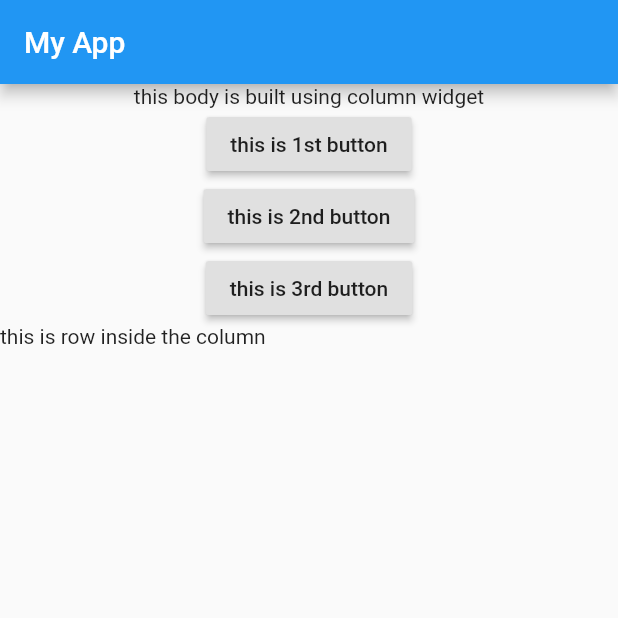
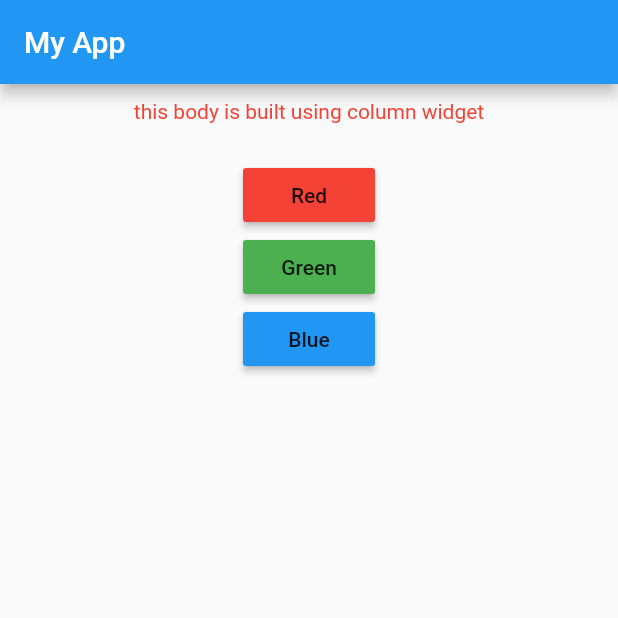
Before and after one commit to chandrababu518/flutter, a Flutter app: the screen it shows after launch, on a phone screen of 412 x 824 dp, the top half of it. Run offline on Flutter 3.47's test engine with Material 2 defaults, Android fonts, the phone set to English and light mode, and no system bars.

Commit message:
added custom button widgets to map list, displaying same color text on same color button

```diff
--- /dev/null
+++ b/lib/custom_button.dart
@@ -0,0 +1,39 @@
+import 'package:flutter/cupertino.dart';
+import 'package:flutter/material.dart';
+
+class CustomButton extends StatefulWidget {
+  String e;
+  Function buttonPressed;
+
+  CustomButton(String this.e, Function this.buttonPressed);
+
+  @override
+  State<StatefulWidget> createState() {
+    // TODO: implement createState
+    return getButton();
+  }
+}
+
+class getButton extends State<CustomButton> {
+
+  @override
+  Widget build(BuildContext context) {
+    // TODO: implement build
+    return RaisedButton(
+        color: getColor(widget.e),
+        splashColor: Colors.white,child: Text(widget.e), onPressed:()=>{
+      widget.buttonPressed(whichButton:widget.e)
+    } );
+  }
+
+  getColor(String e) {
+    switch (e) {
+      case "Red":
+        return Colors.red;
+      case "Green":
+        return Colors.green;
+      case "Blue":
+        return Colors.blue;
+    }
+  }
+}
--- a/lib/main.dart
+++ b/lib/main.dart
@@ -1,6 +1,7 @@
 import 'package:flutter/material.dart';
 import 'package:flutter_app/text_info.dart';
-import 'package:flutter_app/main_body.dart';
+
+import 'custom_button.dart';
 
 // void main(){
 //   runApp(MyApp());
@@ -20,6 +21,7 @@ class MyApp extends StatefulWidget {
 class MyAppState extends State<MyApp>{
 
   var infoText = "this body is built using column widget";
+  var buttonTExts = {"Red", "Green","Blue"};
 
   @override
   Widget build(BuildContext context) {
@@ -30,14 +32,20 @@ class MyAppState extends State<MyApp>{
         appBar: AppBar(
           title: Text("My App"),
         ),
-        body: MainBody(firstButtonPressed,infoText),
+        body: Container(width: double.infinity,
+          margin: EdgeInsets.all(10),child: Column(
+            children: [
+              TextInfo(infoText),
+              ...buttonTExts.map((data) { return CustomButton(data,firstButtonPressed);}).toList(),
+            ],
+          ),),
       ),
     );
   }
 
   void firstButtonPressed({String whichButton}) {
     setState(() {
-      infoText = whichButton==null?'default first button pressed':whichButton;
+      infoText = whichButton;
     });
   }
 
--- a/lib/main_body.dart
+++ /dev/null
@@ -1,41 +0,0 @@
-import 'package:flutter/cupertino.dart';
-import 'package:flutter/material.dart';
-import 'package:flutter_app/text_info.dart';
-
-class MainBody extends StatefulWidget{
-  Function buttonPressed;
-  var infoText ;
-  MainBody(Function this.buttonPressed,this.infoText);
-  @override
-  State<StatefulWidget> createState() {
-    // TODO: implement createState
-    return GetBodyWidget();
-  }
-
-}
-class GetBodyWidget extends State<MainBody>{
-
-  @override
-  Widget build(BuildContext context) {
-    // TODO: implement build
-    return Column(
-      children: [
-        TextInfo(widget.infoText),
-        RaisedButton(
-            child: Text("this is 1st button"),
-            onPressed: widget.buttonPressed),
-        RaisedButton(
-            child: Text("this is 2nd button"), onPressed: () =>widget.buttonPressed(whichButton: "2nd button pressed") ),
-        RaisedButton(
-          child: Text("this is 3rd button"),
-          onPressed: ()=>
-              widget.buttonPressed(whichButton: "3rd button pressed"),
-        ),
-        Row(
-          children: [Text('this is row inside the column')],
-        ),
-      ],
-    );
-  }
-
-}
--- a/lib/text_info.dart
+++ b/lib/text_info.dart
@@ -1,12 +1,25 @@
 import 'package:flutter/cupertino.dart';
+import 'package:flutter/material.dart';
 
 class TextInfo extends StatelessWidget{
   String infoText;
-  TextInfo(String this.infoText);
+  var customColor=Colors.white;
+  TextInfo(String this.infoText,);
 
   @override
   Widget build(BuildContext context) {
     // TODO: implement build
-    return Text(infoText);
+    return Container(height: 40,child:Text(infoText, style: TextStyle(color: getColor(),),textAlign: TextAlign.center,) ,);
+  }
+
+  getColor() {
+
+    if(infoText.contains("Green"))
+    return Colors.green;
+    if(infoText.contains("Blue"))
+    return Colors.blue;
+
+    return Colors.red;
+
   }
 }
```
